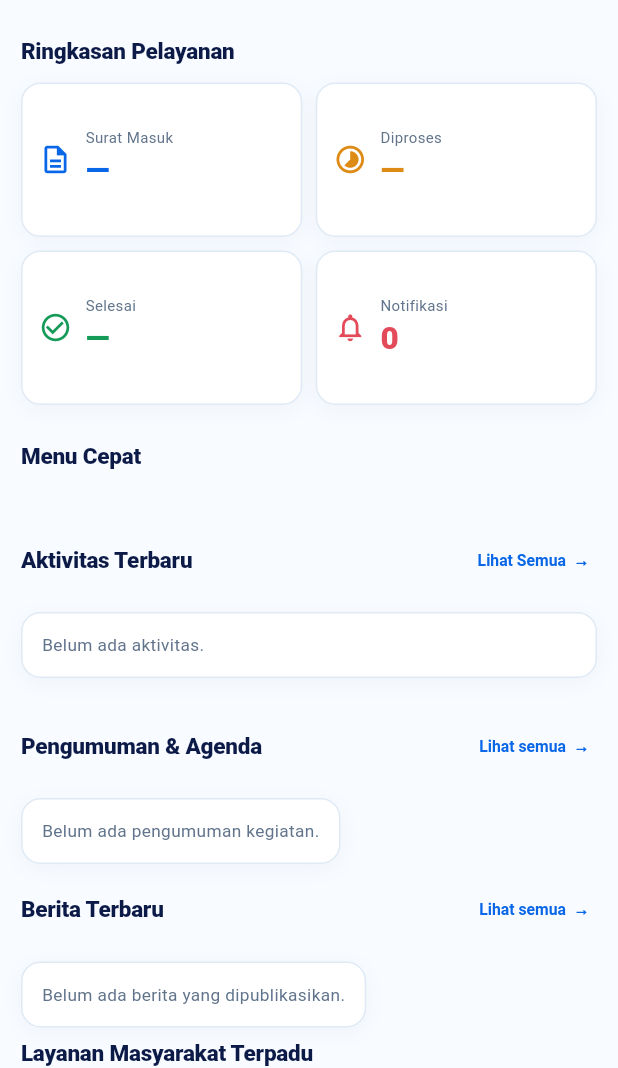
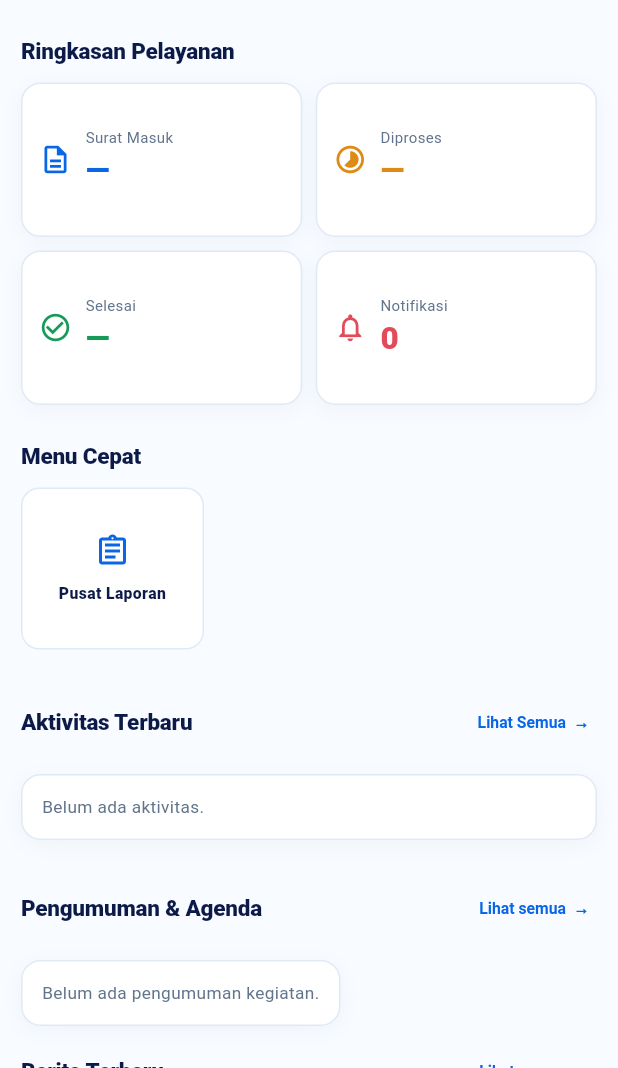
Before and after one commit to maulanamalliiq-glitch/Cikokonew, a Flutter app: the V6AdminHome widget shown alone on an empty page, opened directly with empty values, on a phone screen of 412 x 824 dp, the part 168-1236 px from its top. Run offline on Flutter 3.47's test engine with Material 3 defaults, Android fonts, the phone set to English and light mode, and no system bars; our stand-ins replace firebase_core, firebase_messaging, flutter_image_compress, flutter_local_notifications, flutter_map, flutter_secure_storage and 9 more; missing offline and left inert: in_app_update; accounts and stored records are empty; network calls fail.

Commit message:
ui(superadmin): put report center, Bank Sampah and Jumantik review at top of existing dashboard shortcuts

```diff
--- a/flutter/lib/cikoko_v6_showcase.dart
+++ b/flutter/lib/cikoko_v6_showcase.dart
@@ -488,7 +488,12 @@ class V6AdminHome extends StatelessWidget {
    required this.articleTap,required this.navigate});
  @override Widget build(BuildContext context) {
   final allowed=modules.map((m)=>m.route).toSet();
+  // Put daily Super Admin work first; keep all existing editor routes.
   const actions=[
+   ('Pusat Laporan','Laporan Terpadu',Icons.assignment_outlined),
+   ('Bank Sampah','Bank Sampah Cikoko',Icons.recycling_outlined),
+   ('Jumantik RT/RW','Verifikasi Jumantik',Icons.bug_report_outlined),
+   ('Jumantik Warga','Verifikasi Jumantik Mandiri',Icons.verified_outlined),
    ('Kelola Halaman','Kelola Semua Halaman',Icons.dashboard_customize_outlined),
    ('Verifikasi Laporan','Verifikasi Laporan',Icons.fact_check_outlined),
    ('Verifikasi Ahli Waris','Verifikasi Ahli Waris',Icons.verified_user_outlined),
@@ -553,7 +558,8 @@ class V6AdminHome extends StatelessWidget {
     physics:const NeverScrollableScrollPhysics(),
     childAspectRatio:1.13,crossAxisSpacing:9,mainAxisSpacing:9,
     children:[
-     for(final item in actions)if(allowed.contains(item.$2))
+     for(final item in actions)
+       if(item.$2=='Laporan Terpadu'||allowed.contains(item.$2))
        Material(color:Colors.white,borderRadius:V6.radius(12),
         child:InkWell(onTap:()=>navigate(item.$2),
          child:Container(padding:const EdgeInsets.all(7),
```
